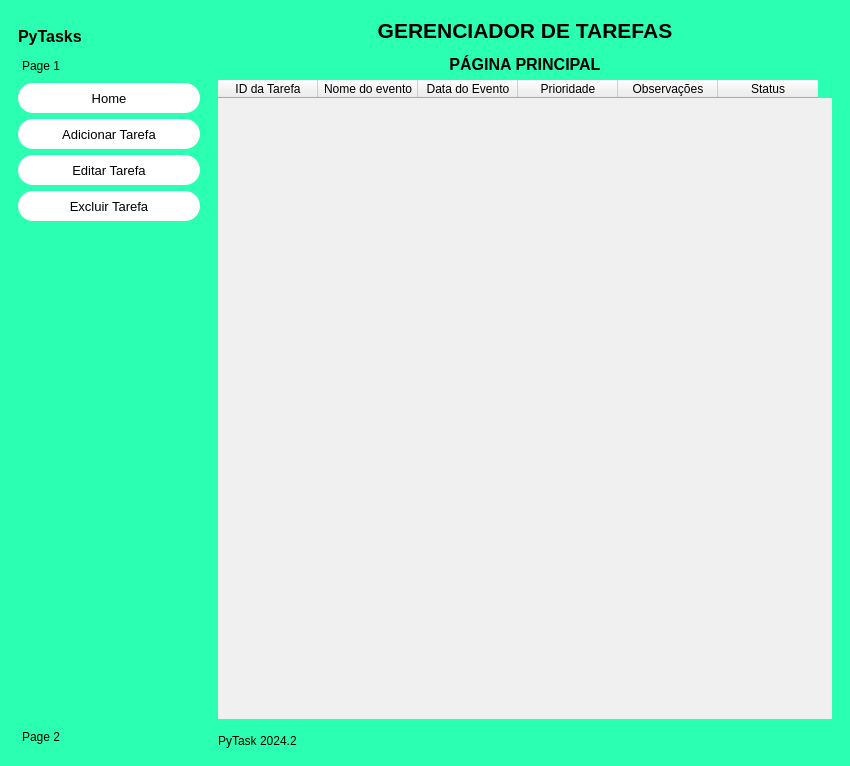
Above: pagina_pytask.ui from bernardomours/taskmanagerproject before the change. Below: the same form after it.
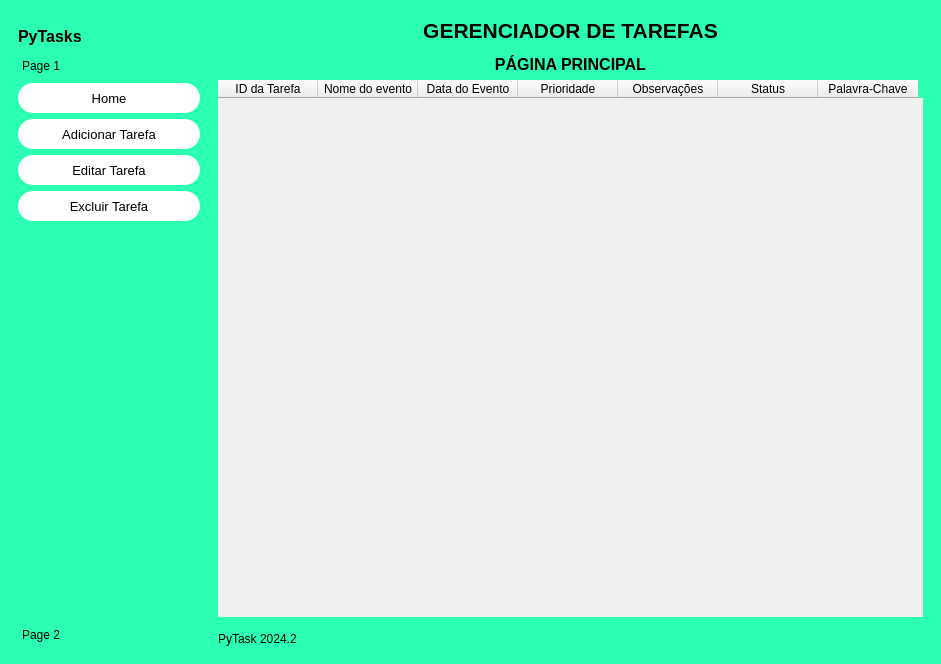
That is the form after the change. The open tabs and pages were chosen to show the change. Icons and pictures are not drawn.

Commit message: Adição do database e palavra-chave

```diff
--- a/pagina_pytask.ui
+++ b/pagina_pytask.ui
@@ -6,14 +6,14 @@
    <rect>
     <x>0</x>
     <y>0</y>
-    <width>850</width>
-    <height>766</height>
+    <width>941</width>
+    <height>664</height>
    </rect>
   </property>
   <property name="maximumSize">
    <size>
-    <width>850</width>
-    <height>766</height>
+    <width>941</width>
+    <height>664</height>
    </size>
   </property>
   <property name="cursor">
@@ -165,7 +165,7 @@
                <x>0</x>
                <y>0</y>
                <width>182</width>
-               <height>639</height>
+               <height>537</height>
               </rect>
              </property>
              <attribute name="label">
@@ -514,6 +514,11 @@
                   <string>Status</string>
                  </property>
                 </column>
+                <column>
+                 <property name="text">
+                  <string>Palavra-Chave</string>
+                 </property>
+                </column>
                </widget>
               </item>
              </layout>
```
Left out of the diff: 4 changed lines with no effect on the pictures. The commit also changes 2 other files.
